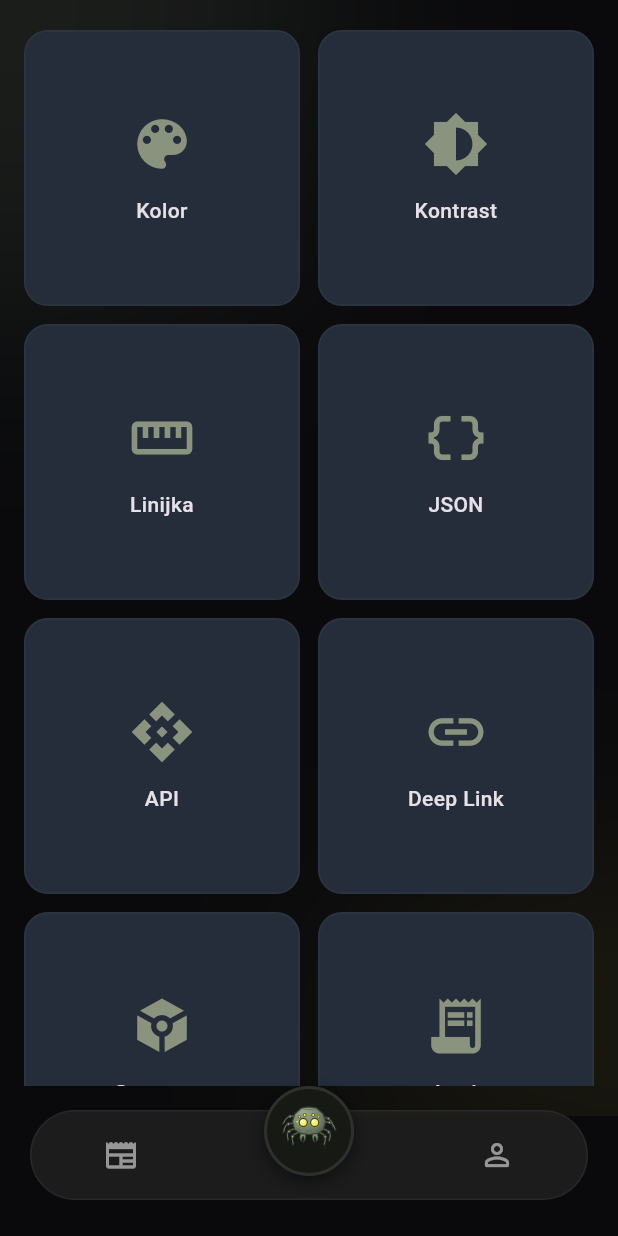
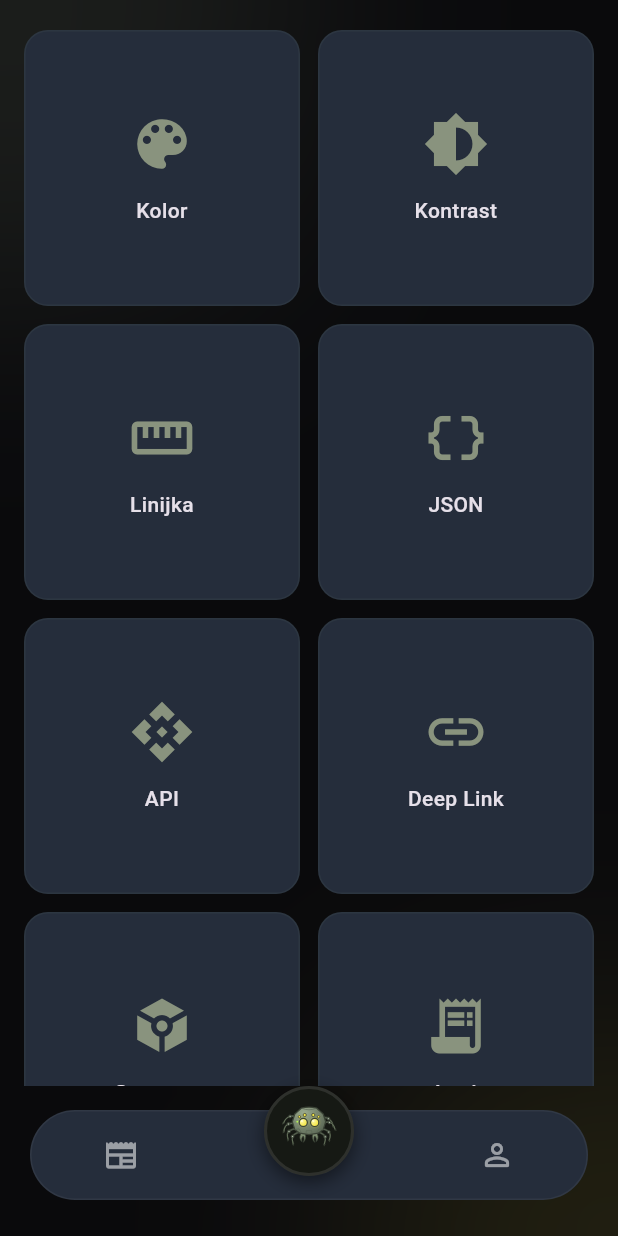
Before and after one commit to highimexy/fuzzi_mobile, a Flutter app: the screen it shows once a user with an empty profile is signed in, item 2 of the bottom bar chosen, on a phone screen of 412 x 824 dp. Run offline on Flutter 3.47's test engine with Material 3 defaults, Android fonts, the phone set to English and light mode, and no system bars; our stand-ins replace firebase_auth, firebase_core, google_fonts; accounts and stored records are empty; generated files the repository leaves out were written again.

Commit message:
refactor(ui): unify background, fix fonts, redesign tools screen

```diff
--- a/lib/main.dart
+++ b/lib/main.dart
@@ -1,3 +1,4 @@
+import 'dart:ui';
 import 'package:flutter/material.dart';
 import 'package:firebase_core/firebase_core.dart';
 import 'package:firebase_auth/firebase_auth.dart';
@@ -86,13 +87,44 @@ class _MainScreenState extends State<MainScreen> {
       extendBody: true,
       body: Stack(
         children: [
-          // 1. Ekran główny - z dolnym paddingiem, żeby nie chował się pod paskiem
+          // Tło - rozmyte plamy
+          Positioned(
+            top: -100,
+            left: -100,
+            child: Container(
+              width: 300,
+              height: 300,
+              decoration: BoxDecoration(
+                shape: BoxShape.circle,
+                color: const Color(0xFF7a8a6e).withValues(alpha: 0.15),
+              ),
+            ),
+          ),
+          Positioned(
+            bottom: -120,
+            right: -80,
+            child: Container(
+              width: 260,
+              height: 260,
+              decoration: BoxDecoration(
+                shape: BoxShape.circle,
+                color: const Color(0xFFf5e642).withValues(alpha: 0.1),
+              ),
+            ),
+          ),
+          Positioned.fill(
+            child: BackdropFilter(
+              filter: ImageFilter.blur(sigmaX: 80, sigmaY: 80),
+              child: const SizedBox(),
+            ),
+          ),
+          // Ekran główny - z dolnym paddingiem, żeby nie chował się pod paskiem
           Padding(
             padding: const EdgeInsets.only(bottom: 80),
             child: _screens[_currentIndex],
           ),
 
-          // 2. Pływający Pasek Nawigacji (Custom Dock)
+          // Pływający Pasek Nawigacji (Custom Dock)
           Align(
             alignment: Alignment.bottomCenter,
             child: Padding(
@@ -100,7 +132,7 @@ class _MainScreenState extends State<MainScreen> {
               child: Container(
                 height: 60,
                 decoration: BoxDecoration(
-                  color: const Color(0xFF1E1E1E).withOpacity(0.9),
+                  color: const Color(0xFF252d3b),
                   borderRadius: BorderRadius.circular(30),
                   border: Border.all(color: Colors.white.withOpacity(0.05)),
                 ),
--- a/lib/screens/tools_screen.dart
+++ b/lib/screens/tools_screen.dart
@@ -1,4 +1,3 @@
-import 'dart:ui';
 import 'package:flutter/material.dart';
 import '../theme/app_theme.dart';
 import '../models/tool_item.dart';
@@ -20,39 +19,7 @@ class ToolsScreen extends StatelessWidget {
 
   @override
   Widget build(BuildContext context) {
-    return Stack(
-      children: [
-        Positioned(
-          top: -100,
-          left: -100,
-          child: Container(
-            width: 300,
-            height: 300,
-            decoration: BoxDecoration(
-              shape: BoxShape.circle,
-              color: const Color(0xFF7a8a6e).withValues(alpha: 0.15),
-            ),
-          ),
-        ),
-        Positioned(
-          bottom: -120,
-          right: -80,
-          child: Container(
-            width: 260,
-            height: 260,
-            decoration: BoxDecoration(
-              shape: BoxShape.circle,
-              color: const Color(0xFFf5e642).withValues(alpha: 0.1),
-            ),
-          ),
-        ),
-        Positioned.fill(
-          child: BackdropFilter(
-            filter: ImageFilter.blur(sigmaX: 80, sigmaY: 80),
-            child: const SizedBox(),
-          ),
-        ),
-        SafeArea(
+    return SafeArea(
       child: Padding(
         padding: const EdgeInsets.fromLTRB(16, 20, 16, 20),
         child: GridView.builder(
@@ -65,8 +32,6 @@ class ToolsScreen extends StatelessWidget {
           itemBuilder: (context, index) => _ToolTile(tool: _allTools[index]),
         ),
       ),
-        ),
-      ],
     );
   }
 }
```
Also changed, not shown: lib/screens/home_screen.dart (+1 -36 lines), lib/screens/login_screen.dart (+4 -3 lines), lib/screens/profile_screen.dart (+4 -38 lines). Lines whose indentation alone changed are shown as unchanged.
